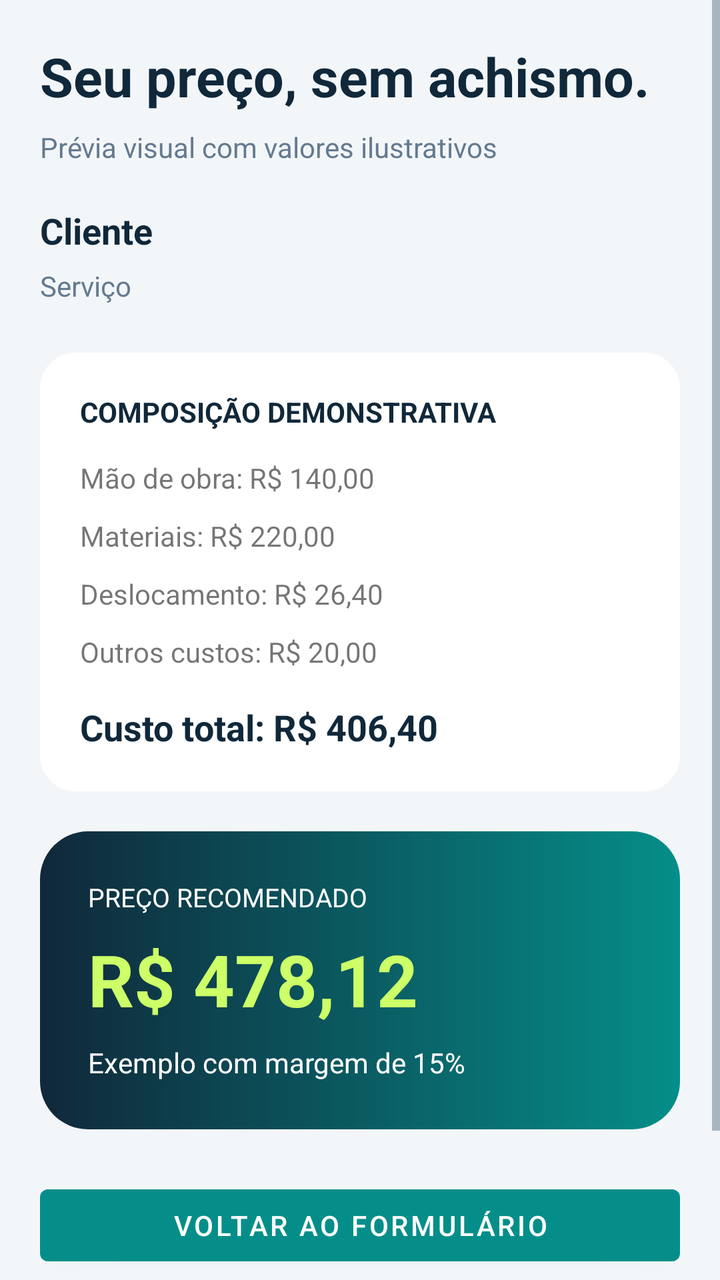
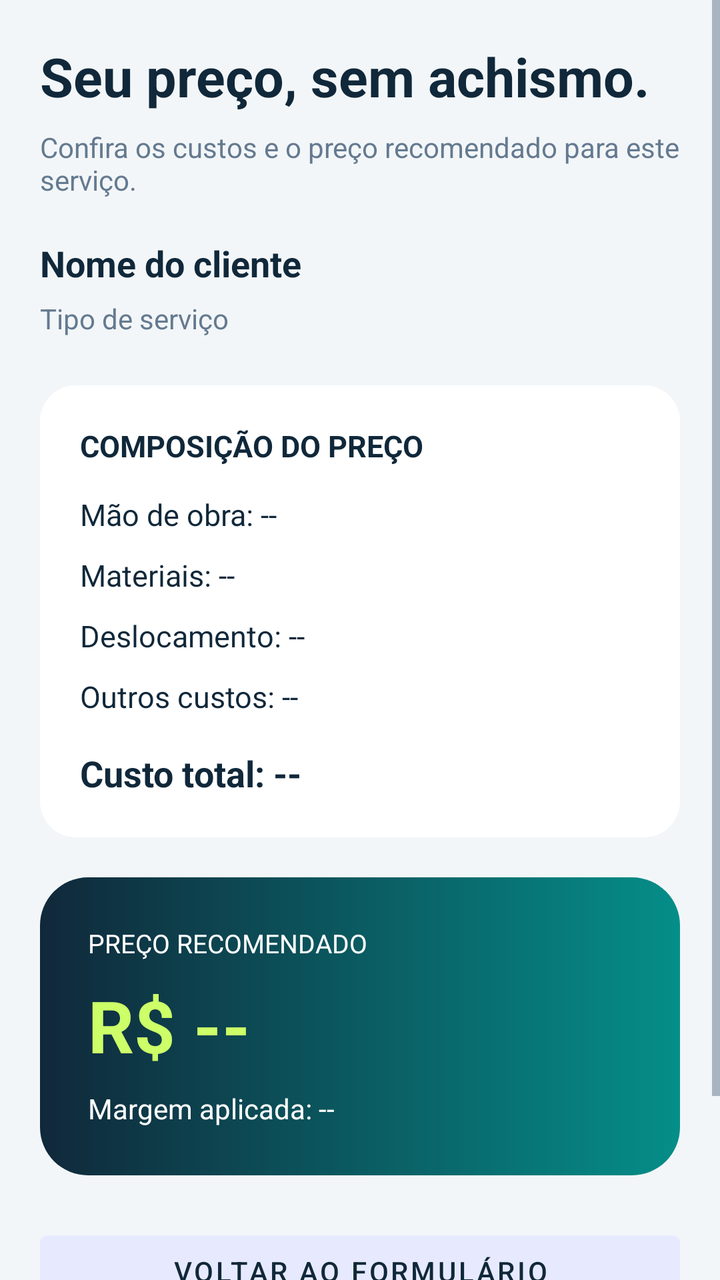

The first picture is an Android layout as it rendered before a commit; the second is the same layout after the commit. The layout source and the unified diff follow.
<!-- AndroidManifest.xml: application theme Theme.Precificaclima -->
<!-- res/layout/activity_resultado.xml -->
<?xml version="1.0" encoding="utf-8"?>
<ScrollView
    xmlns:android="http://schemas.android.com/apk/res/android"
    android:layout_width="match_parent"
    android:layout_height="match_parent"
    android:background="@color/background">

    <LinearLayout
        android:layout_width="match_parent"
        android:layout_height="wrap_content"
        android:orientation="vertical"
        android:padding="20dp">

        <TextView
            android:layout_width="match_parent"
            android:layout_height="wrap_content"
            android:text="Seu preço, sem achismo."
            android:textSize="27sp"
            android:textStyle="bold"
            android:textColor="@color/primary_dark"/>

        <TextView
            android:layout_width="match_parent"
            android:layout_height="wrap_content"
            android:layout_marginTop="8dp"
            android:text="Prévia visual com valores ilustrativos"
            android:textColor="@color/text_secondary"/>

        <TextView
            android:id="@+id/txtResultadoCliente"
            android:layout_width="match_parent"
            android:layout_height="wrap_content"
            android:layout_marginTop="20dp"
            android:text="Cliente"
            android:textSize="18sp"
            android:textStyle="bold"
            android:textColor="@color/primary_dark"/>

        <TextView
            android:id="@+id/txtResultadoServico"
            android:layout_width="match_parent"
            android:layout_height="wrap_content"
            android:layout_marginTop="6dp"
            android:text="Serviço"
            android:textColor="@color/text_secondary"/>

        <LinearLayout
            android:layout_width="match_parent"
            android:layout_height="wrap_content"
            android:layout_marginTop="24dp"
            android:orientation="vertical"
            android:background="@drawable/bg_card"
            android:padding="20dp">

            <TextView
                android:layout_width="match_parent"
                android:layout_height="wrap_content"
                android:text="COMPOSIÇÃO DEMONSTRATIVA"
                android:textStyle="bold"
                android:textColor="@color/primary_dark"/>

            <TextView
                android:layout_width="match_parent"
                android:layout_height="wrap_content"
                android:layout_marginTop="14dp"
                android:text="Mão de obra: R$ 140,00"/>

            <TextView
                android:layout_width="match_parent"
                android:layout_height="wrap_content"
                android:layout_marginTop="10dp"
                android:text="Materiais: R$ 220,00"/>

            <TextView
                android:layout_width="match_parent"
                android:layout_height="wrap_content"
                android:layout_marginTop="10dp"
                android:text="Deslocamento: R$ 26,40"/>

            <TextView
                android:layout_width="match_parent"
                android:layout_height="wrap_content"
                android:layout_marginTop="10dp"
                android:text="Outros custos: R$ 20,00"/>

            <TextView
                android:layout_width="match_parent"
                android:layout_height="wrap_content"
                android:layout_marginTop="16dp"
                android:text="Custo total: R$ 406,40"
                android:textStyle="bold"
                android:textSize="18sp"
                android:textColor="@color/primary_dark"/>

        </LinearLayout>

        <LinearLayout
            android:layout_width="match_parent"
            android:layout_height="wrap_content"
            android:layout_marginTop="20dp"
            android:orientation="vertical"
            android:padding="24dp"
            android:background="@drawable/bg_hero">

            <TextView
                android:layout_width="match_parent"
                android:layout_height="wrap_content"
                android:text="PREÇO RECOMENDADO"
                android:textColor="@color/surface"
                android:textSize="13sp"/>

            <TextView
                android:layout_width="match_parent"
                android:layout_height="wrap_content"
                android:layout_marginTop="8dp"
                android:text="R$ 478,12"
                android:textSize="36sp"
                android:textStyle="bold"
                android:textColor="@color/accent_lime"/>

            <TextView
                android:layout_width="match_parent"
                android:layout_height="wrap_content"
                android:layout_marginTop="8dp"
                android:text="Exemplo com margem de 15%"
                android:textColor="@color/surface"/>

        </LinearLayout>

        <Button
            android:id="@+id/btnEditarOrcamento"
            android:layout_width="match_parent"
            android:layout_height="wrap_content"
            android:layout_marginTop="24dp"
            android:text="Voltar ao formulário"/>

        <Button
            android:id="@+id/btnSalvarOrcamento"
            android:layout_width="match_parent"
            android:layout_height="56dp"
            android:layout_marginTop="12dp"
            android:text="Salvar orçamento"
            android:backgroundTint="@color/primary_teal"/>

    </LinearLayout>
</ScrollView>
<!-- resources referenced by this layout -->
<resources>
  <color name="accent_lime">#CDFF68</color>
  <color name="background">#F3F6F8</color>
  <color name="primary_dark">#10283A</color>
  <color name="primary_teal">#058E89</color>
  <color name="surface">#FFFFFF</color>
  <color name="text_secondary">#647A90</color>
  <!-- drawable bg_card (drawable) -->
  <?xml version="1.0" encoding="utf-8"?>
  <shape xmlns:android="http://schemas.android.com/apk/res/android"
      android:shape="rectangle">
  
      <solid android:color="@color/surface" />
  
      <corners android:radius="18dp" />
  
  </shape>
  <!-- drawable bg_hero (drawable) -->
  <?xml version="1.0" encoding="utf-8"?>
  <shape xmlns:android="http://schemas.android.com/apk/res/android"
      android:shape="rectangle">
  
      <gradient
          android:startColor="@color/primary_dark"
          android:endColor="@color/primary_teal"
          android:angle="0" />
  
      <corners android:radius="24dp" />
  
  </shape>
  <style name="Theme.Precificaclima" parent="Theme.MaterialComponents.DayNight.NoActionBar">
  
          <item name="colorPrimary">@color/primary_teal</item>
  
          <item name="colorSecondary">@color/accent_blue</item>
  
          <item name="android:statusBarColor">@color/primary_dark</item>
  
          <item name="android:navigationBarColor">@color/primary_dark</item>
  
          <item name="android:windowLightStatusBar">false</item>
  
          <item name="android:textColorPrimary">@color/text_primary</item>
          <item name="android:textColorSecondary">@color/text_secondary</item>
          <item name="colorOnSurface">@color/text_primary</item>
  
      </style>
  <color name="accent_blue">#425CF3</color>
  <color name="text_primary">#10283A</color>
</resources>

<!-- the commit's change to res/layout/activity_resultado.xml (unified diff, before → after) -->
@@ -3,6 +3,7 @@
     xmlns:android="http://schemas.android.com/apk/res/android"
     android:layout_width="match_parent"
     android:layout_height="match_parent"
+    android:fillViewport="true"
     android:background="@color/background">
 
     <LinearLayout
@@ -11,38 +12,50 @@
         android:orientation="vertical"
         android:padding="20dp">
 
+        
+
         <TextView
             android:layout_width="match_parent"
             android:layout_height="wrap_content"
             android:text="Seu preço, sem achismo."
             android:textSize="27sp"
             android:textStyle="bold"
-            android:textColor="@color/primary_dark"/>
+            android:textColor="@color/text_primary"/>
+
+        
 
         <TextView
             android:layout_width="match_parent"
             android:layout_height="wrap_content"
             android:layout_marginTop="8dp"
-            android:text="Prévia visual com valores ilustrativos"
+            android:text="Confira os custos e o preço recomendado para este serviço."
+            android:textSize="14sp"
             android:textColor="@color/text_secondary"/>
 
+        
+
         <TextView
             android:id="@+id/txtResultadoCliente"
             android:layout_width="match_parent"
             android:layout_height="wrap_content"
             android:layout_marginTop="20dp"
-            android:text="Cliente"
+            android:text="Nome do cliente"
             android:textSize="18sp"
             android:textStyle="bold"
-            android:textColor="@color/primary_dark"/>
+            android:textColor="@color/text_primary"/>
+
+        
 
         <TextView
             android:id="@+id/txtResultadoServico"
             android:layout_width="match_parent"
             android:layout_height="wrap_content"
             android:layout_marginTop="6dp"
-            android:text="Serviço"
+            android:text="Tipo de serviço"
+            android:textSize="14sp"
             android:textColor="@color/text_secondary"/>
+
+        
 
         <LinearLayout
             android:layout_width="match_parent"
@@ -55,44 +68,70 @@
             <TextView
                 android:layout_width="match_parent"
                 android:layout_height="wrap_content"
-                android:text="COMPOSIÇÃO DEMONSTRATIVA"
+                android:text="COMPOSIÇÃO DO PREÇO"
                 android:textStyle="bold"
-                android:textColor="@color/primary_dark"/>
-
-            <TextView
+                android:textSize="15sp"
+                android:textColor="@color/text_primary"/>
+
+            
+
+            <TextView
+                android:id="@+id/txtMaoObra"
                 android:layout_width="match_parent"
                 android:layout_height="wrap_content"
                 android:layout_marginTop="14dp"
-                android:text="Mão de obra: R$ 140,00"/>
-
-            <TextView
+                android:text="Mão de obra: --"
+                android:textSize="15sp"
+                android:textColor="@color/text_primary"/>
+
+            
+
+            <TextView
+                android:id="@+id/txtMateriaisResultado"
                 android:layout_width="match_parent"
                 android:layout_height="wrap_content"
                 android:layout_marginTop="10dp"
-                android:text="Materiais: R$ 220,00"/>
-
-            <TextView
+                android:text="Materiais: --"
+                android:textSize="15sp"
+                android:textColor="@color/text_primary"/>
+
+            
+
+            <TextView
+                android:id="@+id/txtDeslocamentoResultado"
                 android:layout_width="match_parent"
                 android:layout_height="wrap_content"
                 android:layout_marginTop="10dp"
-                android:text="Deslocamento: R$ 26,40"/>
-
-            <TextView
+                android:text="Deslocamento: --"
+                android:textSize="15sp"
+                android:textColor="@color/text_primary"/>
+
+            
+
+            <TextView
+                android:id="@+id/txtOutrosResultado"
                 android:layout_width="match_parent"
                 android:layout_height="wrap_content"
                 android:layout_marginTop="10dp"
-                android:text="Outros custos: R$ 20,00"/>
-
-            <TextView
+                android:text="Outros custos: --"
+                android:textSize="15sp"
+                android:textColor="@color/text_primary"/>
+
+            
+
+            <TextView
+                android:id="@+id/txtCustoTotal"
                 android:layout_width="match_parent"
                 android:layout_height="wrap_content"
                 android:layout_marginTop="16dp"
-                android:text="Custo total: R$ 406,40"
+                android:text="Custo total: --"
                 android:textStyle="bold"
                 android:textSize="18sp"
-                android:textColor="@color/primary_dark"/>
+                android:textColor="@color/text_primary"/>
 
         </LinearLayout>
+
+        
 
         <LinearLayout
             android:layout_width="match_parent"
@@ -102,37 +141,52 @@
             android:padding="24dp"
             android:background="@drawable/bg_hero">
 
+            
+
             <TextView
                 android:layout_width="match_parent"
                 android:layout_height="wrap_content"
                 android:text="PREÇO RECOMENDADO"
-                android:textColor="@color/surface"
+                android:textColor="@android:color/white"
                 android:textSize="13sp"/>
 
-            <TextView
+            
+
+            <TextView
+                android:id="@+id/txtPrecoRecomendado"
                 android:layout_width="match_parent"
                 android:layout_height="wrap_content"
                 android:layout_marginTop="8dp"
-                android:text="R$ 478,12"
+                android:text="R$ --"
                 android:textSize="36sp"
                 android:textStyle="bold"
                 android:textColor="@color/accent_lime"/>
 
-            <TextView
+            
+
+            <TextView
+                android:id="@+id/txtMargemResultado"
                 android:layout_width="match_parent"
                 android:layout_height="wrap_content"
                 android:layout_marginTop="8dp"
-                android:text="Exemplo com margem de 15%"
-                android:textColor="@color/surface"/>
+                android:text="Margem aplicada: --"
+                android:textColor="@android:color/white"
+                android:textSize="14sp"/>
 
         </LinearLayout>
+
+        
 
         <Button
             android:id="@+id/btnEditarOrcamento"
             android:layout_width="match_parent"
             android:layout_height="wrap_content"
             android:layout_marginTop="24dp"
-            android:text="Voltar ao formulário"/>
+            android:text="Voltar ao formulário"
+            android:backgroundTint="@color/blue_soft"
+            android:textColor="@color/text_primary"/>
+
+        
 
         <Button
             android:id="@+id/btnSalvarOrcamento"
@@ -140,7 +194,9 @@
             android:layout_height="56dp"
             android:layout_marginTop="12dp"
             android:text="Salvar orçamento"
-            android:backgroundTint="@color/primary_teal"/>
+            android:backgroundTint="@color/primary_teal"
+            android:textColor="@color/text_on_teal"/>
 
     </LinearLayout>
+
 </ScrollView>
<!-- resource entries referenced after the edit -->
@@ -2,8 +2,10 @@
 <resources>
   <color name="accent_lime">#CDFF68</color>
   <color name="background">#F3F6F8</color>
+  <color name="blue_soft">#E7EAFF</color>
   <color name="primary_dark">#10283A</color>
   <color name="primary_teal">#058E89</color>
+  <color name="text_on_teal">#FFFFFF</color>
   <color name="surface">#FFFFFF</color>
   <color name="text_secondary">#647A90</color>
   <!-- drawable bg_card (drawable) -->
